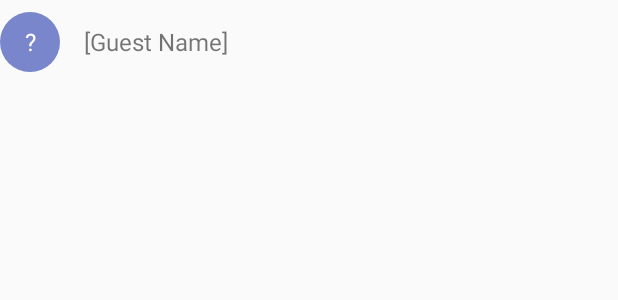
After one commit to SimonWangChen/ganAndroid, an Android app: the layout guest_list_item.xml on its own in the app's theme, with its tools: preview values and no code run, on a phone screen of 412 x 824 dp. The commit adds this screen. Shown: the top 300 px of the screen. Run offline under Robolectric (Android 15) with nearby library versions, the phone set to English and light mode, and no system bars.

Commit message:
sqlite itemTouchHelper

```diff
--- /dev/null
+++ b/app/src/main/res/drawable/circle.xml
@@ -0,0 +1,6 @@
+<?xml version="1.0" encoding="utf-8"?>
+<shape xmlns:android="http://schemas.android.com/apk/res/android"
+    android:shape="oval">
+    <solid android:color="@color/colorPrimaryLight" />
+
+</shape>
--- /dev/null
+++ b/app/src/main/res/layout/guest_list_item.xml
@@ -0,0 +1,31 @@
+<?xml version="1.0" encoding="utf-8"?>
+<LinearLayout xmlns:android="http://schemas.android.com/apk/res/android"
+    android:layout_width="match_parent"
+    android:layout_height="56dp"
+    android:gravity="center_vertical"
+    android:orientation="horizontal">
+
+    <TextView
+        android:id="@+id/party_size_text_view"
+        android:layout_width="40dp"
+        android:layout_height="40dp"
+        android:layout_gravity="center"
+        android:background="@drawable/circle"
+        android:fontFamily="sans-serif"
+        android:gravity="center"
+        android:textColor="@android:color/white"
+        android:textSize="16sp"
+        android:text="\?"/>
+
+    <TextView
+        android:id="@+id/name_text_view"
+        android:layout_width="0dp"
+        android:layout_height="wrap_content"
+        android:layout_marginLeft="16dp"
+        android:layout_weight="1"
+        android:fontFamily="sans-serif"
+        android:textSize="16sp"
+        android:text="[Guest Name]"/>
+
+
+</LinearLayout>
--- a/app/src/main/res/values/colors.xml
+++ b/app/src/main/res/values/colors.xml
@@ -1,5 +1,6 @@
 <?xml version="1.0" encoding="utf-8"?>
 <resources>
+    <color name="colorPrimaryLight">#7986CB</color>
     <color name="colorPrimary">#008577</color>
     <color name="colorPrimaryDark">#00574B</color>
     <color name="colorAccent">#D81B60</color>
```
Also changed, not shown: app/src/main/java/com/proclassmates/ganandroid/GuestListAdapter.java (added, +84 -0 lines), app/src/main/java/com/proclassmates/ganandroid/MainActivity.java (+111 -0 lines), app/src/main/java/com/proclassmates/ganandroid/data/WaitlistContract.java (added, +14 -0 lines), app/src/main/java/com/proclassmates/ganandroid/data/WaitlistDBHelper.java (added, +36 -0 lines), app/src/main/res/layout/activity_main.xml (+46 -11 lines), 1 other file.
